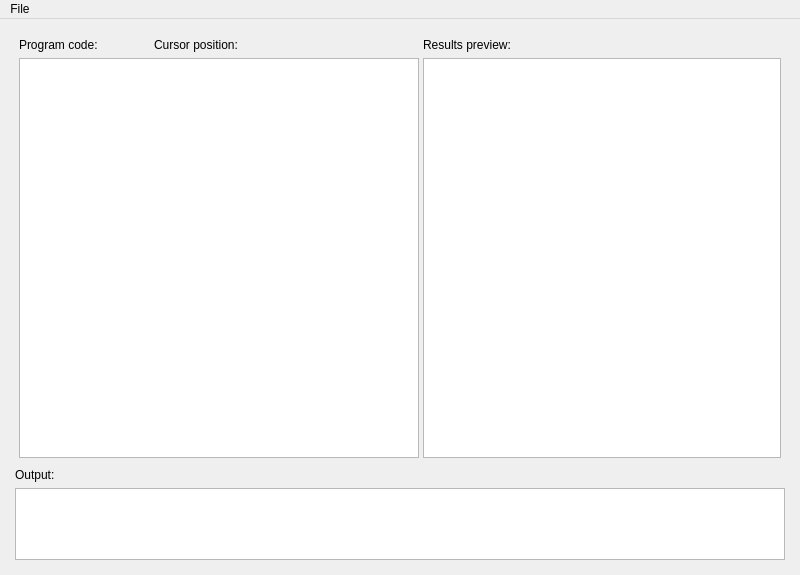
Before: the Qt Designer form abacusGui/mainwindow.ui in Legich55555/abacus, drawn with Qt 5.
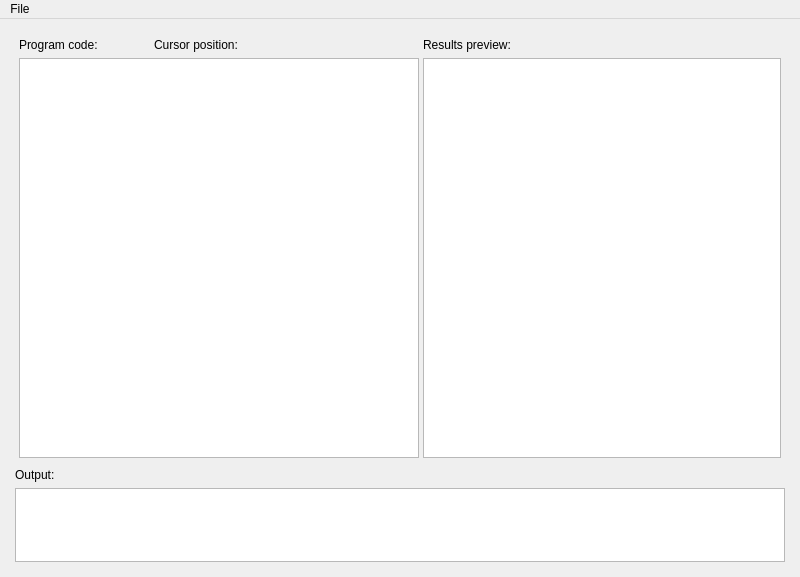
After: the same form once the commit is applied.

Commit message: Added document-dirty logic

Diff of the .ui file:
```diff
--- a/abacusGui/mainwindow.ui
+++ b/abacusGui/mainwindow.ui
@@ -7,7 +7,7 @@
     <x>0</x>
     <y>0</y>
     <width>800</width>
-    <height>575</height>
+    <height>577</height>
    </rect>
   </property>
   <property name="sizePolicy">
```
Left out of the diff: 12 changed lines with no effect on the pictures. The commit also changes 2 other files.
